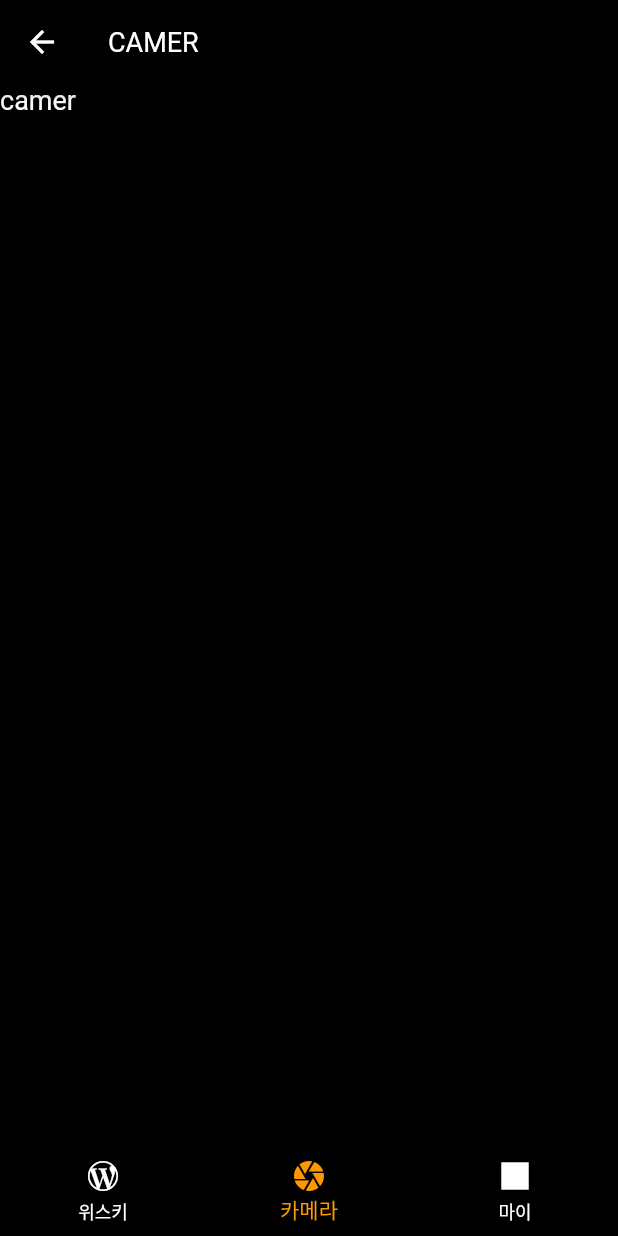
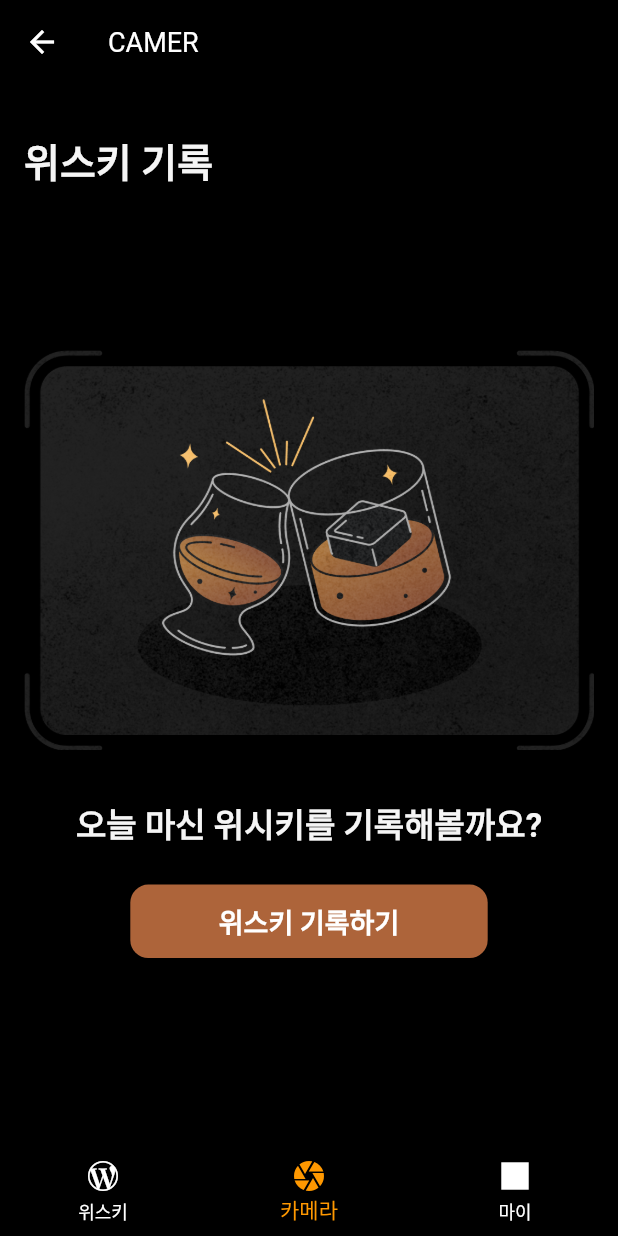
Before and after one commit to earning-rightly/whilabel, a Flutter app: the screen it shows after launch, item 2 of the bottom bar chosen, on a phone screen of 412 x 824 dp. Run offline on Flutter 3.47's test engine with Material 2 defaults, Android fonts, the phone set to English and light mode, and no system bars; our stand-ins replace cloud_firestore, dartx, firebase_auth, firebase_core, flutter_dotenv, flutter_rating_bar and 7 more; missing offline and left inert: cloud_firestore_odm, kakao_flutter_sdk_user; accounts and stored records are empty; generated files the repository leaves out were written again; network calls fail; Roboto replaces fonts that are missing (Pretendard); project files that could hold a hidden picture were left out.

Commit message:
[feature] Add CameraView()

```diff
--- /dev/null
+++ b/apps/mobiles/whilabel/lib/screens/camera/camera_view.dart
@@ -0,0 +1,78 @@
+import 'package:flutter/cupertino.dart';
+import 'package:flutter/material.dart';
+import 'package:whilabel/mock_data/mock_camera_route.dart';
+import 'package:whilabel/screens/constants/colors_manager.dart';
+import 'package:whilabel/screens/constants/text_styles_manager.dart';
+import 'package:whilabel/screens/constants/whilabel_design_setting.dart';
+import 'package:whilabel/screens/constants/path/image_paths.dart' as imagePaths;
+import 'package:whilabel/screens/global/widgets/long_text_button.dart';
+
+class CameraView extends StatelessWidget {
+  const CameraView({super.key});
+
+  @override
+  Widget build(BuildContext context) {
+    return SafeArea(
+        child: Padding(
+      padding: WhilablePadding.onlyHoizBasicPadding,
+      child: Column(
+        crossAxisAlignment: CrossAxisAlignment.start,
+        children: [
+          Expanded(
+            flex: 1,
+            child: Padding(
+              padding: EdgeInsets.only(top: 32),
+              child: Text(
+                "위스키 기록",
+                style: TextStylesManager()
+                    .createHadColorTextStyle("B24", ColorsManager.gray500),
+              ),
+            ),
+          ),
+          Expanded(
+            flex: 3,
+            child: SizedBox(
+              child: Column(
+                children: [
+                  Image.asset(
+                    imagePaths.cameraViewPngImage,
+                  ),
+                  SizedBox(height: WhilabelSpacing.spac32),
+                  Text(
+                    "오늘 마신 위시키를 기록해볼까요?",
+                    style: TextStylesManager()
+                        .createHadColorTextStyle("B20", ColorsManager.gray500),
+                    textAlign: TextAlign.left,
+                  ),
+                  SizedBox(height: WhilabelSpacing.spac24),
+                  Row(
+                    children: [
+                      Expanded(flex: 10, child: SizedBox()),
+                      Expanded(
+                        flex: 34,
+                        child: LongTextButton(
+                          buttonText: "위스키 기록하기",
+                          color: ColorsManager.brown100,
+                          onPressedFunc: () {
+                            // todo 테스트로 사용할 루트 나중에 다시 바꿀예정
+                            Navigator.push(
+                              context,
+                              MaterialPageRoute(
+                                builder: (context) => MockCameraRoute(),
+                              ),
+                            );
+                          },
+                        ),
+                      ),
+                      Expanded(flex: 10, child: SizedBox()),
+                    ],
+                  )
+                ],
+              ),
+            ),
+          )
+        ],
+      ),
+    ));
+  }
+}
--- a/apps/mobiles/whilabel/lib/screens/home/home_view.dart
+++ b/apps/mobiles/whilabel/lib/screens/home/home_view.dart
@@ -1,4 +1,5 @@
 import 'package:flutter/material.dart';
+import 'package:whilabel/screens/camera/camera_view.dart';
 import 'package:whilabel/screens/home/widgets/build_widfets/build_home_appbar.dart';
 import 'package:whilabel/screens/home/widgets/home_tab_bar.dart';
 import 'package:whilabel/screens/my_page/my_page_view.dart';
@@ -15,11 +16,7 @@ class _HomeViewState extends State<HomeView> {
 
   final List<Widget> bottomNavigationBodyRoutes = <Widget>[
     HomeTabBar(),
-    Text(
-      // test값
-      'camer',
-      style: TextStyle(color: Colors.white),
-    ),
+    CameraView(),
     MyPageView()
   ];
 
```
